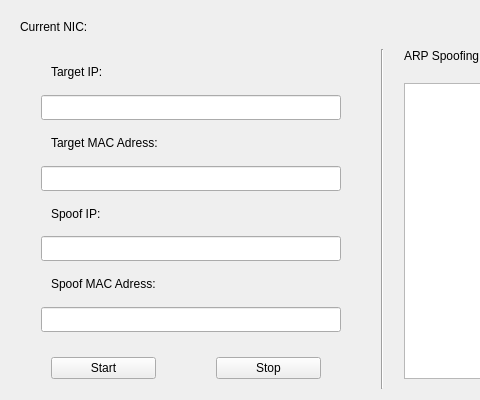
The window that arpspoof.ui (kian98/ksniffer) describes before a commit, drawn with Qt 5; both pictures show x 0 to 480 and y 0 to 400 of the 850 by 400 pixel window.
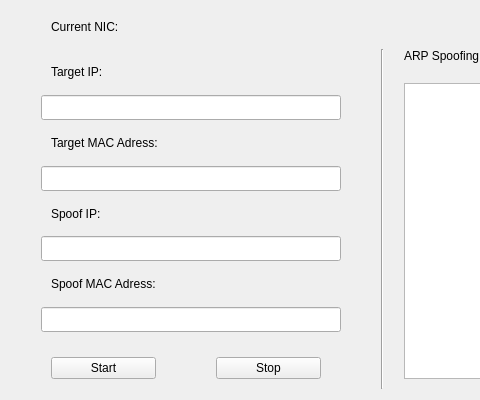
The same window after the commit. Icons and pictures are not drawn.

The edit to the form file:
```diff
--- a/arpspoof.ui
+++ b/arpspoof.ui
@@ -53,6 +53,9 @@
         <property name="text">
          <string>Current NIC:</string>
         </property>
+        <property name="indent">
+         <number>31</number>
+        </property>
        </widget>
       </item>
       <item>
```
